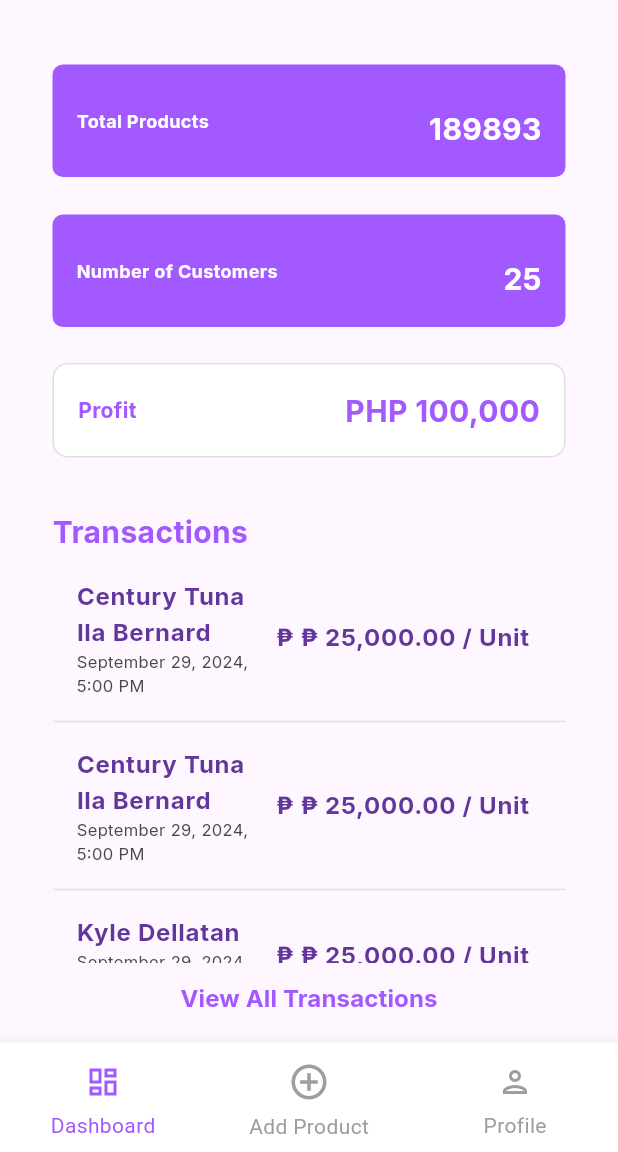
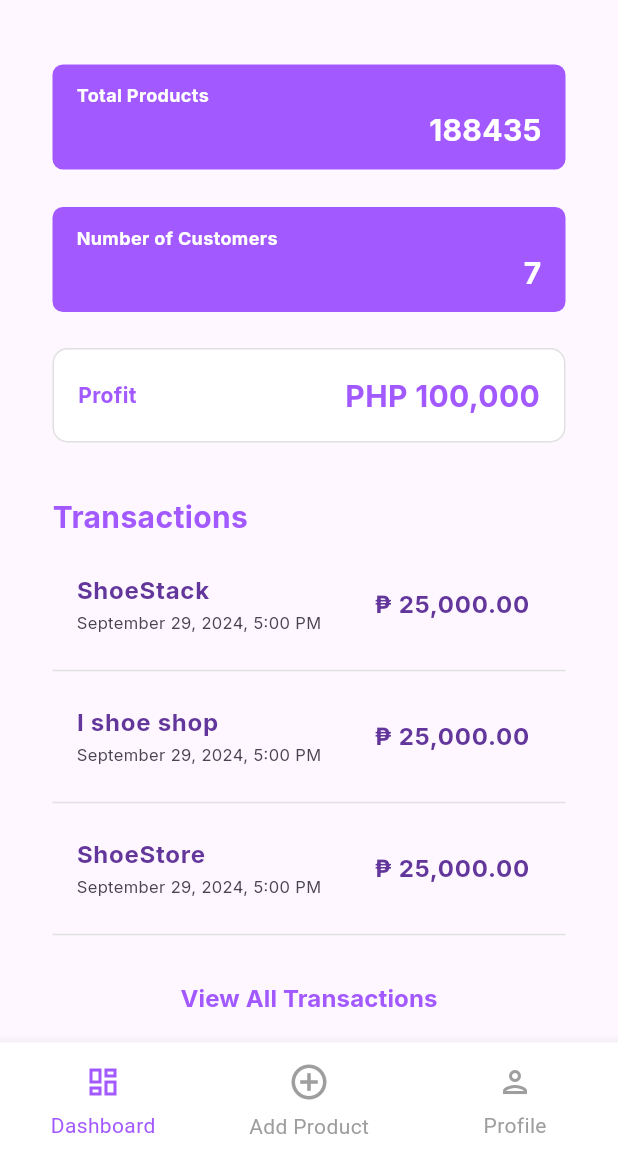
Before and after one commit to ranielART/flutter-shoetally-, a Flutter app: the Dashboard screen opened by its route, on a phone screen of 412 x 824 dp, the part 84-1236 px from its top. Run offline on Flutter 3.47's test engine with Material 3 defaults, Android fonts, the phone set to English and light mode, and no system bars; our stand-ins replace animated_splash_screen, cloud_firestore, dotted_border, file_picker, firebase_auth, firebase_core and 4 more; accounts and stored records are empty.

Commit message:
fixed the dashboard info card

```diff
--- /dev/null
+++ b/lib/components/infocard.dart
@@ -0,0 +1,60 @@
+import 'package:flutter/material.dart';
+import 'package:google_fonts/google_fonts.dart';
+
+class InfoCard extends StatefulWidget {
+  final String title;
+  final String value;
+
+  InfoCard({super.key, required this.title, required this.value});
+
+  @override
+  State<InfoCard> createState() => _InfoCardState();
+}
+
+class _InfoCardState extends State<InfoCard> {
+  @override
+  Widget build(BuildContext context) {
+    return Container(
+      height: 70,
+      width: double.infinity,
+      margin: const EdgeInsets.symmetric(vertical: 8.0),
+      padding: const EdgeInsets.symmetric(vertical: 12.0, horizontal: 16.0),
+      decoration: BoxDecoration(
+        color: const Color(0xFFA259FF), // Purple background color
+        borderRadius: BorderRadius.circular(7.0), // Rounded corners
+      ),
+      child: Row(
+        mainAxisAlignment: MainAxisAlignment.spaceBetween,
+        children: [
+          Column(
+            crossAxisAlignment: CrossAxisAlignment.start,
+            children: [
+              Text(
+                widget.title,
+                style: GoogleFonts.inter(
+                  fontSize: 12,
+                  fontWeight: FontWeight.bold,
+                  color: Colors.white,
+                ),
+              ),
+            ],
+          ),
+          Column(
+            mainAxisAlignment: MainAxisAlignment.end,
+            children: [
+              const SizedBox(height: 10),
+              Text(
+                widget.value,
+                style: GoogleFonts.inter(
+                  fontSize: 20,
+                  fontWeight: FontWeight.bold,
+                  color: Colors.white,
+                ),
+              ),
+            ],
+          ),
+        ],
+      ),
+    );
+  }
+}
--- a/lib/components/transaction_item.dart
+++ b/lib/components/transaction_item.dart
@@ -17,7 +17,7 @@ class TransactionItemComponent {
           ),
           subtitle: Text(dateTime, style: GoogleFonts.inter(fontSize: 11)),
           trailing: Text(
-            "₱ $price / Unit",
+            "₱ $price",
             style: GoogleFonts.inter(
               fontSize: 16,
               fontWeight: FontWeight.bold,
--- a/lib/screens/dashboard.dart
+++ b/lib/screens/dashboard.dart
@@ -1,5 +1,6 @@
 import 'package:commerce_mobile/components/app_drawer.dart';
 import 'package:commerce_mobile/components/appbar.dart';
+import 'package:commerce_mobile/components/infocard.dart';
 import 'package:commerce_mobile/components/navbar.dart';
 import 'package:commerce_mobile/components/transaction_item.dart';
 import 'package:flutter/material.dart';
@@ -15,28 +16,28 @@ class Dashboard extends StatefulWidget {
 class _DashboardState extends State<Dashboard> {
   final List<Map<String, String>> _transactions = [
     {
-      'title': 'Century Tuna Ila Bernard',
-      'price': '₱ 25,000.00',
+      'title': 'ShoeStack',
+      'price': '25,000.00',
       'dateTime': 'September 29, 2024, 5:00 PM'
     },
     {
-      'title': 'Century Tuna Ila Bernard',
-      'price': '₱ 25,000.00',
+      'title': 'I shoe shop',
+      'price': '25,000.00',
       'dateTime': 'September 29, 2024, 5:00 PM'
     },
     {
-      'title': 'Kyle Dellatan',
-      'price': '₱ 25,000.00',
+      'title': 'ShoeStore',
+      'price': '25,000.00',
       'dateTime': 'September 29, 2024, 5:00 PM'
     },
     {
-      'title': 'Century Tuna Ila Bernard',
-      'price': '₱ 25,000.00',
+      'title': 'Sapatosan sa Panacan',
+      'price': '25,000.00',
       'dateTime': 'September 29, 2024, 5:00 PM'
     },
     {
-      'title': 'Century Tuna Ila Bernard',
-      'price': '₱ 25,000.00',
+      'title': 'ShoeRetail',
+      'price': '25,000.00',
       'dateTime': 'September 29, 2024, 5:00 PM'
     },
   ];
@@ -62,9 +63,15 @@ class _DashboardState extends State<Dashboard> {
             Center(
               child: Column(
                 children: [
-                  _infoCard("Total Products", "189893"),
+                  InfoCard(
+                    title: 'Total Products',
+                    value: '188435',
+                  ),
                   const SizedBox(height: 9),
-                  _infoCard("Number of Customers", "25"),
+                  InfoCard(
+                    title: 'Number of Customers',
+                    value: '7',
+                  )
                 ],
               ),
             ),
@@ -212,7 +219,7 @@ class _DashboardState extends State<Dashboard> {
           ),
           subtitle: Text(dateTime, style: GoogleFonts.inter(fontSize: 11)),
           trailing: Text(
-            "$price / Unit",
+            "$price",
             style: GoogleFonts.inter(
               fontSize: 16,
               fontWeight: FontWeight.bold,
```
